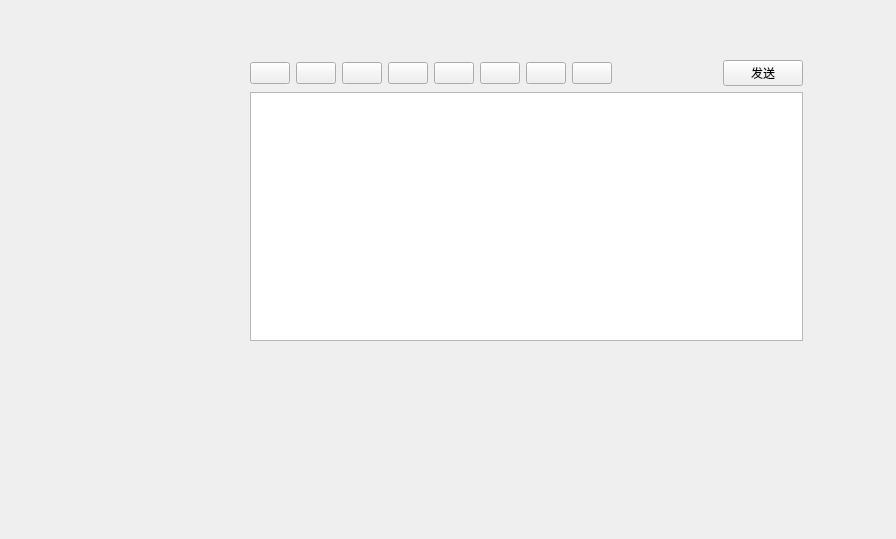
Above: stduart/transmit_area.ui from stdplus/stduart before the change. Below: the same form after it.
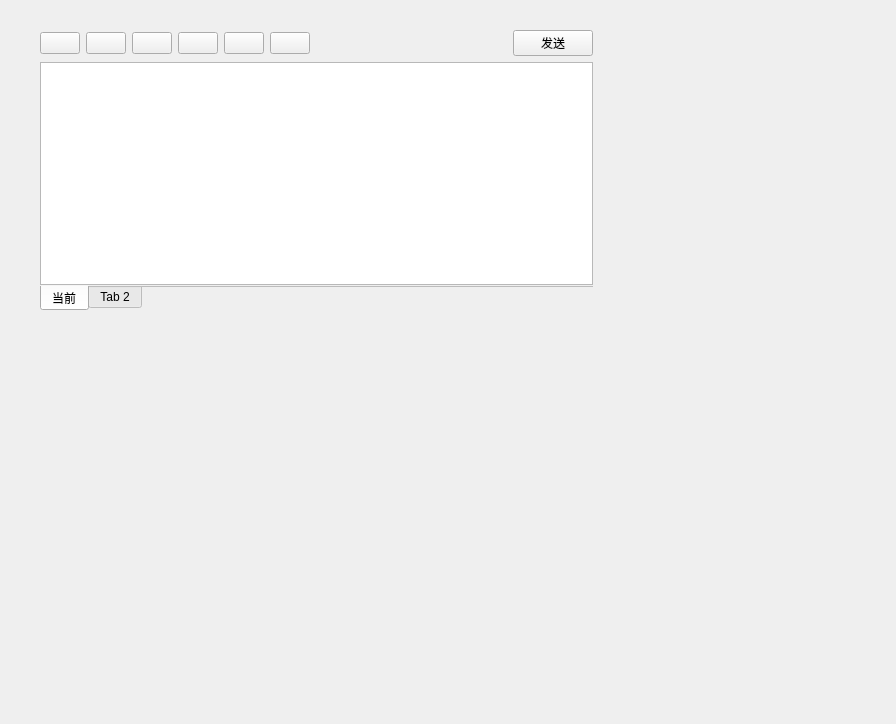
That is the form after the change. Icons and pictures are not drawn.

Commit message: 增加了发送历史的功能

```diff
--- a/stduart/transmit_area.ui
+++ b/stduart/transmit_area.ui
@@ -7,7 +7,7 @@
     <x>0</x>
     <y>0</y>
     <width>896</width>
-    <height>539</height>
+    <height>724</height>
    </rect>
   </property>
   <property name="sizePolicy">
@@ -22,28 +22,15 @@
   <widget class="QWidget" name="gridLayoutWidget">
    <property name="geometry">
     <rect>
-     <x>250</x>
-     <y>60</y>
+     <x>40</x>
+     <y>30</y>
      <width>553</width>
      <height>281</height>
     </rect>
    </property>
    <layout class="QGridLayout" name="gridLayout">
-    <item row="0" column="9">
-     <widget class="QPushButton" name="pushButton_6">
-      <property name="sizePolicy">
-       <sizepolicy hsizetype="Fixed" vsizetype="Fixed">
-        <horstretch>0</horstretch>
-        <verstretch>0</verstretch>
-       </sizepolicy>
-      </property>
-      <property name="text">
-       <string>发送</string>
-      </property>
-     </widget>
-    </item>
-    <item row="0" column="4">
-     <widget class="QPushButton" name="pushButton_5">
+    <item row="0" column="1">
+     <widget class="QPushButton" name="pushButton_2">
       <property name="sizePolicy">
        <sizepolicy hsizetype="Fixed" vsizetype="Fixed">
         <horstretch>0</horstretch>
@@ -76,24 +63,10 @@
       </property>
      </widget>
     </item>
-    <item row="0" column="5">
-     <widget class="QPushButton" name="pushButton_7">
-      <property name="sizePolicy">
-       <sizepolicy hsizetype="Fixed" vsizetype="Fixed">
-        <horstretch>0</horstretch>
-        <verstretch>0</verstretch>
-       </sizepolicy>
-      </property>
-      <property name="text">
-       <string/>
-      </property>
-      <property name="icon">
-       <iconset resource="res/res.qrc">
-        <normaloff>:/bottom.jpg</normaloff>:/bottom.jpg</iconset>
-      </property>
-     </widget>
-    </item>
     <item row="0" column="6">
+     <widget class="QWidget" name="widget" native="true"/>
+    </item>
+    <item row="0" column="4">
      <widget class="QPushButton" name="pushButton_8">
       <property name="sizePolicy">
        <sizepolicy hsizetype="Fixed" vsizetype="Fixed">
@@ -110,64 +83,20 @@
       </property>
      </widget>
     </item>
-    <item row="1" column="0" colspan="10">
-     <widget class="QTextEdit" name="textEdit"/>
-    </item>
-    <item row="0" column="0">
-     <widget class="QPushButton" name="pushButton">
-      <property name="sizePolicy">
-       <sizepolicy hsizetype="Fixed" vsizetype="Fixed">
-        <horstretch>0</horstretch>
-        <verstretch>0</verstretch>
-       </sizepolicy>
-      </property>
-      <property name="text">
-       <string/>
-      </property>
-      <property name="icon">
-       <iconset resource="res/res.qrc">
-        <normaloff>:/clear.jpg</normaloff>:/clear.jpg</iconset>
-      </property>
-     </widget>
-    </item>
-    <item row="0" column="8">
-     <widget class="QWidget" name="widget" native="true"/>
-    </item>
-    <item row="0" column="1">
-     <widget class="QPushButton" name="pushButton_2">
-      <property name="sizePolicy">
-       <sizepolicy hsizetype="Fixed" vsizetype="Fixed">
-        <horstretch>0</horstretch>
-        <verstretch>0</verstretch>
-       </sizepolicy>
-      </property>
-      <property name="text">
-       <string/>
-      </property>
-      <property name="icon">
-       <iconset resource="res/res.qrc">
-        <normaloff>:/pulse.jpg</normaloff>:/pulse.jpg</iconset>
-      </property>
-     </widget>
-    </item>
-    <item row="0" column="3">
-     <widget class="QPushButton" name="pushButton_4">
-      <property name="sizePolicy">
-       <sizepolicy hsizetype="Fixed" vsizetype="Fixed">
-        <horstretch>0</horstretch>
-        <verstretch>0</verstretch>
-       </sizepolicy>
-      </property>
-      <property name="text">
-       <string/>
-      </property>
-      <property name="icon">
-       <iconset resource="res/res.qrc">
-        <normaloff>:/h.jpg</normaloff>:/h.jpg</iconset>
-      </property>
-     </widget>
-    </item>
     <item row="0" column="7">
+     <widget class="QPushButton" name="pushButton_6">
+      <property name="sizePolicy">
+       <sizepolicy hsizetype="Fixed" vsizetype="Fixed">
+        <horstretch>0</horstretch>
+        <verstretch>0</verstretch>
+       </sizepolicy>
+      </property>
+      <property name="text">
+       <string>发送</string>
+      </property>
+     </widget>
+    </item>
+    <item row="0" column="5">
      <widget class="QPushButton" name="pushButton_9">
       <property name="sizePolicy">
        <sizepolicy hsizetype="Fixed" vsizetype="Fixed">
@@ -184,6 +113,90 @@
       </property>
      </widget>
     </item>
+    <item row="0" column="3">
+     <widget class="QPushButton" name="pushButton_4">
+      <property name="sizePolicy">
+       <sizepolicy hsizetype="Fixed" vsizetype="Fixed">
+        <horstretch>0</horstretch>
+        <verstretch>0</verstretch>
+       </sizepolicy>
+      </property>
+      <property name="text">
+       <string/>
+      </property>
+      <property name="icon">
+       <iconset resource="res/res.qrc">
+        <normaloff>:/h.jpg</normaloff>:/h.jpg</iconset>
+      </property>
+     </widget>
+    </item>
+    <item row="0" column="0">
+     <widget class="QPushButton" name="pushButton">
+      <property name="sizePolicy">
+       <sizepolicy hsizetype="Fixed" vsizetype="Fixed">
+        <horstretch>0</horstretch>
+        <verstretch>0</verstretch>
+       </sizepolicy>
+      </property>
+      <property name="text">
+       <string/>
+      </property>
+      <property name="icon">
+       <iconset resource="res/res.qrc">
+        <normaloff>:/clear.jpg</normaloff>:/clear.jpg</iconset>
+      </property>
+     </widget>
+    </item>
+    <item row="1" column="0" colspan="8">
+     <widget class="QTabWidget" name="tabWidget">
+      <property name="tabPosition">
+       <enum>QTabWidget::South</enum>
+      </property>
+      <property name="currentIndex">
+       <number>0</number>
+      </property>
+      <property name="elideMode">
+       <enum>Qt::ElideMiddle</enum>
+      </property>
+      <property name="documentMode">
+       <bool>true</bool>
+      </property>
+      <widget class="QWidget" name="tab">
+       <attribute name="title">
+        <string>当前</string>
+       </attribute>
+       <layout class="QGridLayout" name="gridLayout_2">
+        <property name="leftMargin">
+         <number>0</number>
+        </property>
+        <property name="topMargin">
+         <number>0</number>
+        </property>
+        <property name="rightMargin">
+         <number>0</number>
+        </property>
+        <property name="bottomMargin">
+         <number>0</number>
+        </property>
+        <property name="spacing">
+         <number>0</number>
+        </property>
+        <item row="0" column="0">
+         <widget class="QTextEdit" name="textEdit">
+          <property name="lineWidth">
+           <number>0</number>
+          </property>
+         </widget>
+        </item>
+       </layout>
+      </widget>
+      <widget class="QWidget" name="tab_2">
+       <attribute name="title">
+        <string>Tab 2</string>
+       </attribute>
+      </widget>
+     </widget>
+    </item>
    </layout>
   </widget>
  </widget>
```
Left out of the diff: 2 changed lines with no effect on the pictures. The commit also changes 52 other files.
